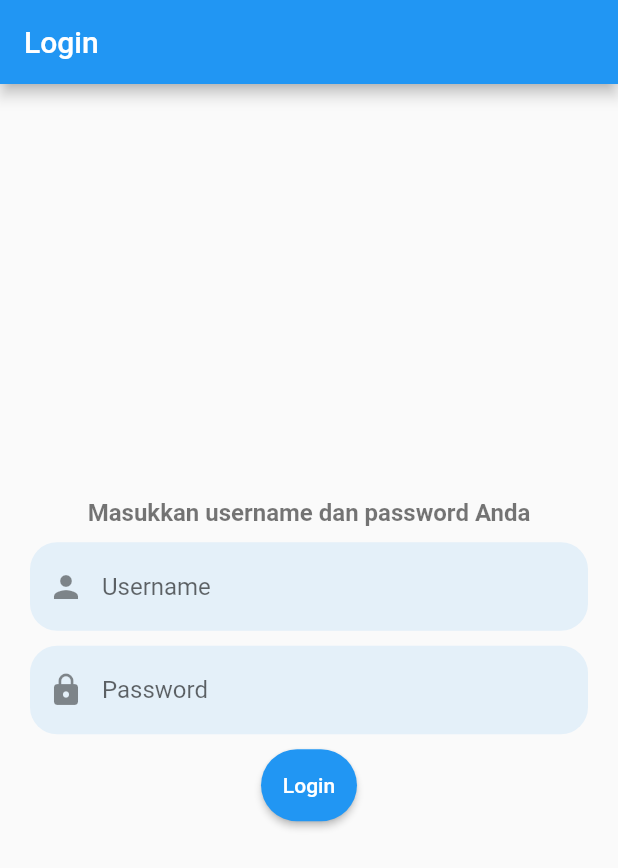
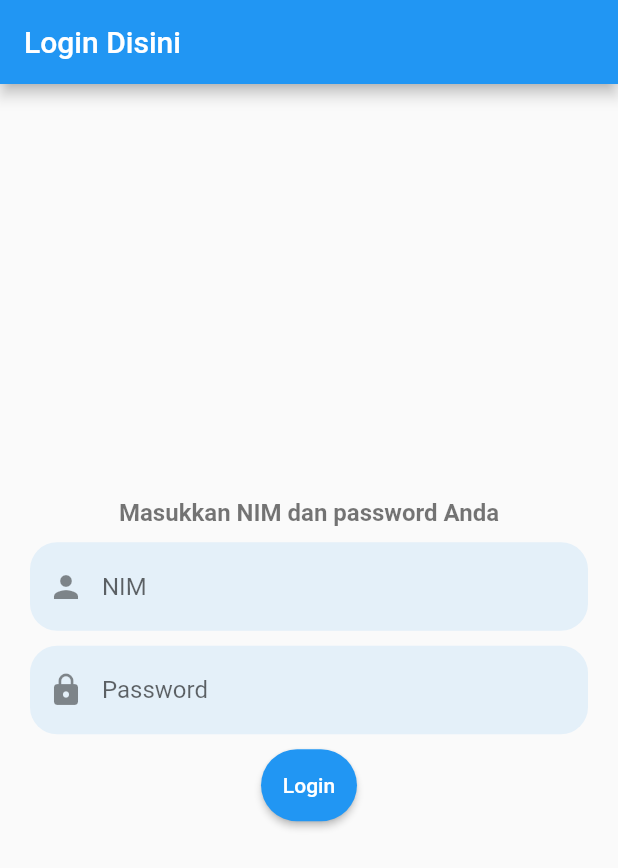
Before and after one commit to rizkythahatmaputri/tugas_3, a Flutter app: the screen it shows after launch, on a phone screen of 412 x 824 dp. Shown: the top 868 px of the screen. Run offline on Flutter 3.47's test engine with Material 2 defaults, Android fonts, the phone set to English and light mode, and no system bars; our stand-ins replace shared_preferences.

Commit message:
edit tittle dan nim

```diff
--- a/lib/login_page.dart
+++ b/lib/login_page.dart
@@ -11,16 +11,16 @@ class LoginPage extends StatefulWidget {
 }
 
 class _LoginPageState extends State<LoginPage> {
-  final TextEditingController _usernameController = TextEditingController();
+  final TextEditingController _NIMController = TextEditingController();
   final TextEditingController _passwordController = TextEditingController();
   //ignore:prefer_typing_uninitialized_variables
   var namauser;
 
-  void _saveUsername() async {
+  void _saveNIM() async {
     //inisialisasi Share Preferences
     SharedPreferences prefs = await SharedPreferences.getInstance();
-    //simpan username ke local storage
-    prefs.setString('username', _usernameController.text);
+    //simpan NIM ke local storage
+    prefs.setString('NIM', _NIMController.text);
   }
 
   _showInput(namacontroller, placeholder, isPassword) {
@@ -37,7 +37,7 @@ class _LoginPageState extends State<LoginPage> {
         filled: true,
         prefixIcon: Icon(isPassword
             ? Icons.lock
-            : Icons.person), // Ubah icon untuk username dan password
+            : Icons.person), // Ubah icon untuk NIM dan password
       ),
     );
   }
@@ -70,7 +70,7 @@ class _LoginPageState extends State<LoginPage> {
   Widget build(BuildContext context) {
     return Scaffold(
       appBar: AppBar(
-        title: const Text('Login'),
+        title: const Text('Login Disini'),
       ),
       body: Container(
         padding: const EdgeInsets.all(20),
@@ -79,7 +79,7 @@ class _LoginPageState extends State<LoginPage> {
           children: [
             // Tambahkan tulisan di atas form
             Text(
-              'Masukkan username dan password Anda',
+              'Masukkan NIM dan password Anda',
               style: TextStyle(
                 fontSize: 16,
                 fontWeight: FontWeight.bold,
@@ -87,20 +87,20 @@ class _LoginPageState extends State<LoginPage> {
               ),
             ),
             SizedBox(height: 10),
-            _showInput(_usernameController, 'Username', false),
+            _showInput(_NIMController, 'NIM', false),
             SizedBox(height: 10),
             _showInput(_passwordController, 'Password', true),
             SizedBox(height: 10),
             ElevatedButton(
               onPressed: () {
-                if (_usernameController.text == 'admin' &&
+                if (_NIMController.text == 'H1D021044' &&
                     _passwordController.text == 'admin') {
-                  //save username
-                  _saveUsername();
+                  //save NIM
+                  _saveNIM();
                   //show alert
-                  _showDialog('Anda Berhasil Login', const HomePage());
+                  _showDialog('Login Berhasil', const HomePage());
                 } else {
-                 _showDialog('Username dan Password Salah', const LoginPage());
+                  _showDialog('NIM dan Password Salah', const LoginPage());
                 }
               },
               child: const Text('Login'),
```
Also changed, not shown: lib/home_page.dart (+5 -5 lines).
